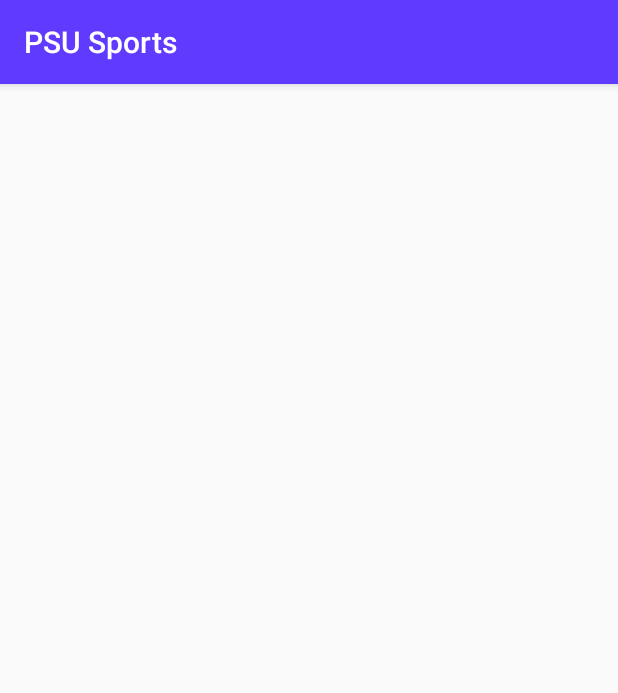
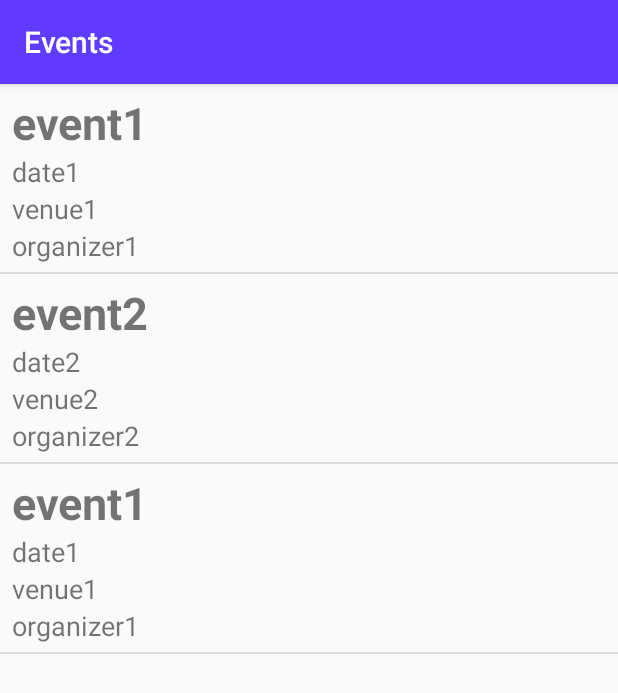
Before and after one commit to rorens05/PSU_sport_android, an Android app: the EventsActivity screen opened directly, with no data from a screen before it, on a phone screen of 412 x 824 dp. Shown: the top 693 px of the screen. Run offline under Robolectric (Android 15) with nearby library versions, the phone set to English and light mode, and no system bars; network calls fail.

Commit message:
added event recycler view layout

```diff
--- a/app/src/main/AndroidManifest.xml
+++ b/app/src/main/AndroidManifest.xml
@@ -11,7 +11,9 @@
         android:roundIcon="@mipmap/ic_launcher_round"
         android:supportsRtl="true"
         android:theme="@style/AppTheme">
-        <activity android:name=".EventsActivity"></activity>
+        <activity android:name=".EventsActivity"
+            android:label="Events"
+            ></activity>
         <activity android:name=".MainActivity">
             <intent-filter>
                 <action android:name="android.intent.action.MAIN" />
--- a/app/src/main/java/com/example/psusports/EventsActivity.java
+++ b/app/src/main/java/com/example/psusports/EventsActivity.java
@@ -4,13 +4,27 @@ import android.content.DialogInterface;
 import android.support.v7.app.AlertDialog;
 import android.support.v7.app.AppCompatActivity;
 import android.os.Bundle;
+import android.support.v7.widget.DividerItemDecoration;
+import android.support.v7.widget.LinearLayoutManager;
+import android.support.v7.widget.RecyclerView;
+import android.util.Log;
+
+import com.example.psusports.models.SportEvent;
+import com.example.psusports.templates.SportEventAdapter;
+
+import java.util.ArrayList;
+import java.util.List;
 
 public class EventsActivity extends AppCompatActivity {
-
+    private static final String TAG = "EventsActivity";
+    RecyclerView recyclerView;
+    SportEventAdapter sportEventAdapter;
     @Override
     protected void onCreate(Bundle savedInstanceState) {
         super.onCreate(savedInstanceState);
         setContentView(R.layout.activity_events);
+        init();
+        loadEvents();
     }
 
     @Override
@@ -43,5 +57,51 @@ public class EventsActivity extends AppCompatActivity {
         alert.show();
     }
 
+    public void init(){
+        recyclerView = findViewById(R.id.recycler_view);
+    }
 
+    public void loadEvents(){
+        List<SportEvent> eventList = new ArrayList<>();
+
+        Log.d(TAG, "Loading sample data");
+        //<editor-fold desc="sample data">
+        SportEvent sb = new SportEvent();
+        sb.name = "event1";
+        sb.event_date = "date1";
+        sb.organizer = "organizer1";
+        sb.venue = "venue1";
+        eventList.add(sb);
+
+        sb = new SportEvent();
+        sb.name = "event2";
+        sb.event_date = "date2";
+        sb.organizer = "organizer2";
+        sb.venue = "venue2";
+        eventList.add(sb);
+
+        sb = new SportEvent();
+        sb.name = "event1";
+        sb.event_date = "date1";
+        sb.organizer = "organizer1";
+        sb.venue = "venue1";
+        eventList.add(sb);
+        //</editor-fold>
+
+        Log.d(TAG, "data loaded");
+
+        Log.d(TAG, "initializing adapter");
+        sportEventAdapter = new SportEventAdapter(eventList, this);
+        recyclerView.setAdapter(sportEventAdapter);
+        Log.d(TAG, "adapter initialized ");
+
+
+        LinearLayoutManager linearLayoutManager = new LinearLayoutManager(this);
+        linearLayoutManager.setOrientation(LinearLayoutManager.VERTICAL);
+        DividerItemDecoration dividerItemDecoration = new DividerItemDecoration(recyclerView.getContext(),
+                linearLayoutManager.getOrientation());
+        recyclerView.addItemDecoration(dividerItemDecoration);
+        recyclerView.setLayoutManager(linearLayoutManager);
+
+    }
 }
--- /dev/null
+++ b/app/src/main/java/com/example/psusports/models/SportEvent.java
@@ -0,0 +1,22 @@
+package com.example.psusports.models;
+
+public class SportEvent {
+    public String id;
+    public String name;
+    public String event_date;
+    public String venue;
+    public String organizer;
+
+    public SportEvent(){}
+
+    @Override
+    public String toString() {
+        return "SportEvent{" +
+                "id='" + id + '\'' +
+                ", name='" + name + '\'' +
+                ", event_date='" + event_date + '\'' +
+                ", venue='" + venue + '\'' +
+                ", organizer='" + organizer + '\'' +
+                '}';
+    }
+}
--- /dev/null
+++ b/app/src/main/java/com/example/psusports/templates/SportEventAdapter.java
@@ -0,0 +1,76 @@
+package com.example.psusports.templates;
+
+import android.content.Context;
+import android.support.annotation.NonNull;
+import android.support.v7.widget.RecyclerView;
+import android.text.Layout;
+import android.view.LayoutInflater;
+import android.view.View;
+import android.view.ViewGroup;
+import android.widget.LinearLayout;
+import android.widget.TextView;
+import android.widget.Toast;
+
+import com.example.psusports.R;
+import com.example.psusports.models.SportEvent;
+
+import java.util.List;
+
+public class SportEventAdapter extends
+        RecyclerView.Adapter<SportEventAdapter.MyViewHolder>{
+
+    private List<SportEvent> eventList;
+    private Context context;
+
+    public SportEventAdapter(List<SportEvent> eventList, Context context) {
+        this.eventList = eventList;
+        this.context = context;
+    }
+
+    public class MyViewHolder extends RecyclerView.ViewHolder{
+
+        TextView eventName;
+        TextView date;
+        TextView venue;
+        TextView organizer;
+        LinearLayout listContainer;
+
+        public MyViewHolder(@NonNull View itemView) {
+            super(itemView);
+            eventName = itemView.findViewById(R.id.tv_list_event_name);
+            date = itemView.findViewById(R.id.tv_list_event_date);
+            venue = itemView.findViewById(R.id.tv_list_event_venue);
+            organizer = itemView.findViewById(R.id.tv_list_event_organizer);
+            listContainer = itemView.findViewById(R.id.event_container);
+
+        }
+    }
+
+    @NonNull
+    @Override
+    public MyViewHolder onCreateViewHolder(@NonNull ViewGroup viewGroup, int i) {
+        View view = LayoutInflater.from(context).inflate(R.layout.event_list, viewGroup, false);
+        return new MyViewHolder(view);
+    }
+
+    @Override
+    public void onBindViewHolder(@NonNull MyViewHolder myViewHolder, final int i) {
+        SportEvent event = eventList.get(i);
+        myViewHolder.eventName.setText(event.name);
+        myViewHolder.date.setText(event.event_date);
+        myViewHolder.venue.setText(event.venue);
+        myViewHolder.organizer.setText(event.organizer);
+        myViewHolder.listContainer.setOnClickListener(new View.OnClickListener() {
+            @Override
+            public void onClick(View v) {
+                Toast.makeText(context, eventList.get(i).name + " was touched", Toast.LENGTH_SHORT).show();
+            }
+        });
+    }
+
+    @Override
+    public int getItemCount() {
+        return eventList.size();
+    }
+
+}
--- a/app/src/main/res/layout/activity_events.xml
+++ b/app/src/main/res/layout/activity_events.xml
@@ -6,4 +6,13 @@
     android:layout_height="match_parent"
     tools:context=".EventsActivity">
 
+    <android.support.v7.widget.RecyclerView
+        android:id="@+id/recycler_view"
+        android:layout_width="0dp"
+        android:layout_height="0dp"
+        app:layout_constraintBottom_toBottomOf="parent"
+        app:layout_constraintEnd_toEndOf="parent"
+        app:layout_constraintHorizontal_bias="0.5"
+        app:layout_constraintStart_toStartOf="parent"
+        app:layout_constraintTop_toTopOf="parent" />
 </android.support.constraint.ConstraintLayout>
--- a/app/src/main/res/layout/activity_main.xml
+++ b/app/src/main/res/layout/activity_main.xml
@@ -18,6 +18,7 @@
         android:ems="10"
         android:hint="Username"
         android:inputType="textPersonName"
+        android:text="admin"
         android:textColor="@color/white"
         android:textColorHint="@color/colorAccent"
         app:layout_constraintEnd_toEndOf="parent"
@@ -36,6 +37,7 @@
         android:ems="10"
         android:hint="Password"
         android:inputType="textPassword"
+        android:text="1"
         android:textColor="@color/white"
         android:textColorHint="@color/colorAccent"
         app:layout_constraintEnd_toEndOf="parent"
--- /dev/null
+++ b/app/src/main/res/layout/event_list.xml
@@ -0,0 +1,46 @@
+<?xml version="1.0" encoding="utf-8"?>
+<LinearLayout xmlns:android="http://schemas.android.com/apk/res/android"
+    android:id="@+id/event_container"
+    android:layout_width="match_parent"
+    android:layout_height="wrap_content"
+    android:orientation="vertical"
+    android:paddingStart="8dp"
+    android:paddingLeft="8dp"
+    android:paddingTop="5dp"
+    android:paddingEnd="5dp"
+    android:paddingRight="5dp"
+    android:paddingBottom="5dp">
+
+    <TextView
+        android:id="@+id/tv_list_event_name"
+        android:layout_width="wrap_content"
+        android:layout_height="wrap_content"
+        android:layout_weight="1"
+        android:text="UMeet"
+        android:textSize="30sp"
+        android:textStyle="bold" />
+
+    <TextView
+        android:id="@+id/tv_list_event_date"
+        android:layout_width="wrap_content"
+        android:layout_height="wrap_content"
+        android:layout_weight="1"
+        android:text="Date: January 15, 2018"
+        android:textSize="18sp" />
+
+    <TextView
+        android:id="@+id/tv_list_event_venue"
+        android:layout_width="match_parent"
+        android:layout_height="wrap_content"
+        android:layout_weight="1"
+        android:text="Venue: PSU Lingayen"
+        android:textSize="18sp" />
+
+    <TextView
+        android:id="@+id/tv_list_event_organizer"
+        android:layout_width="match_parent"
+        android:layout_height="wrap_content"
+        android:layout_weight="1"
+        android:text="Organizer: PSU Lingayen"
+        android:textSize="18sp" />
+</LinearLayout>
```
